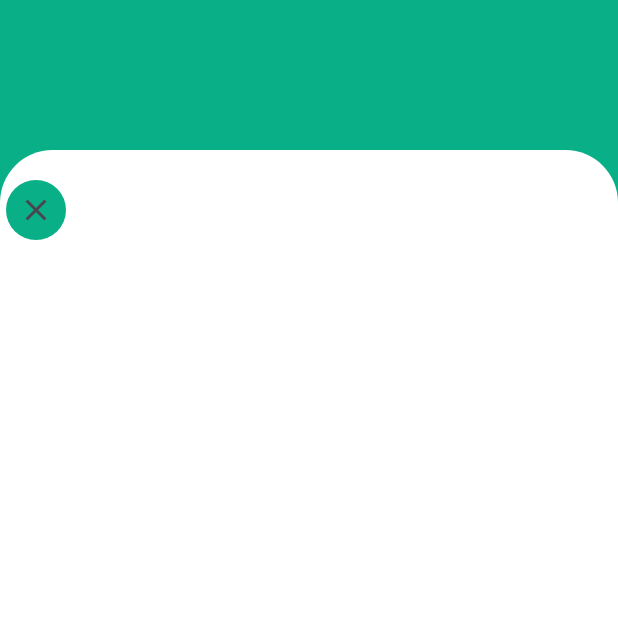
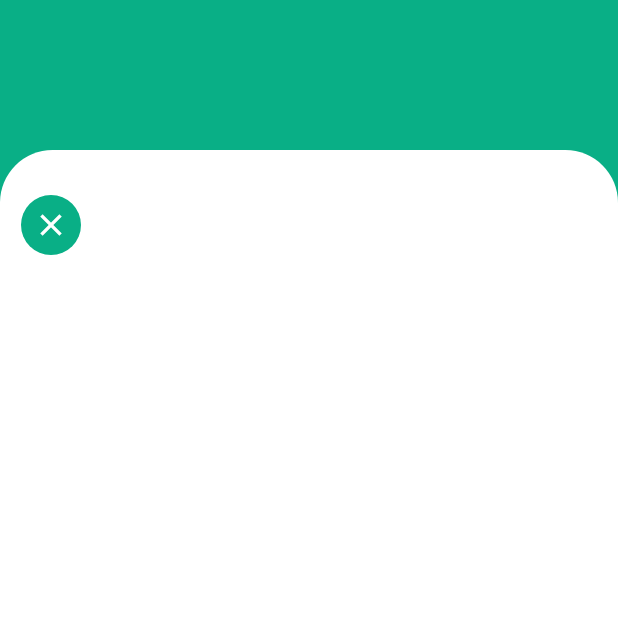
Before and after one commit to Taoheedoh/go_app_ui, a Flutter app: the screen it shows after launch, after a tap on "LOGIN", on a phone screen of 412 x 824 dp, the top half of it. Run offline on Flutter 3.47's test engine with Material 3 defaults, Android fonts, the phone set to English and light mode, and no system bars.

Commit message:
modify the iconbutton

```diff
--- a/lib/login_page.dart
+++ b/lib/login_page.dart
@@ -27,14 +27,7 @@ class _LoginState extends State<Login> {
               padding: EdgeInsets.all(8),
             ),
             Container(
-              // width: 10,
-              // height: ,
-              // decoration: const BoxDecoration(
-              //   color: Color.fromARGB(255, 9, 175, 134),
-              //   borderRadius: BorderRadius.all(
-              //     Radius.circular(100),
-              //   ),
-              // ),
+              padding: const EdgeInsets.all(10),
               alignment: FractionalOffset.topLeft,
               child: IconButton(
                 onPressed: () {
@@ -45,8 +38,14 @@ class _LoginState extends State<Login> {
                   backgroundColor: MaterialStatePropertyAll(
                     Color.fromARGB(255, 9, 175, 134),
                   ),
+                  foregroundColor: MaterialStatePropertyAll(
+                    Colors.white,
+                  ),
                 ),
               ),
+            ),
+            const SizedBox(
+              height: 50,
             ),
           ],
         ),
```
